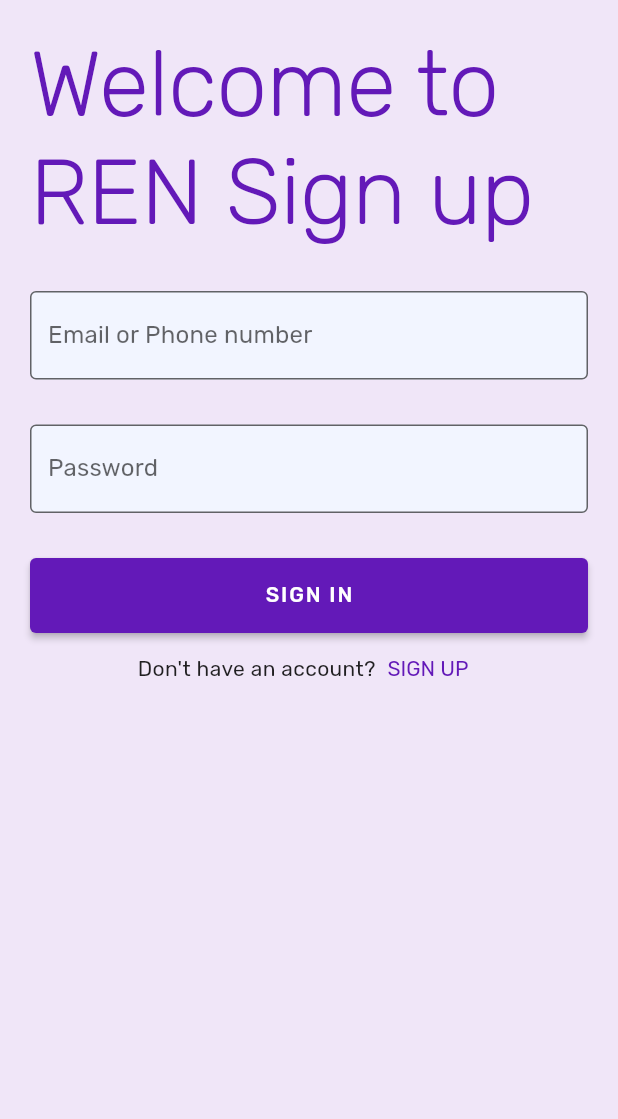
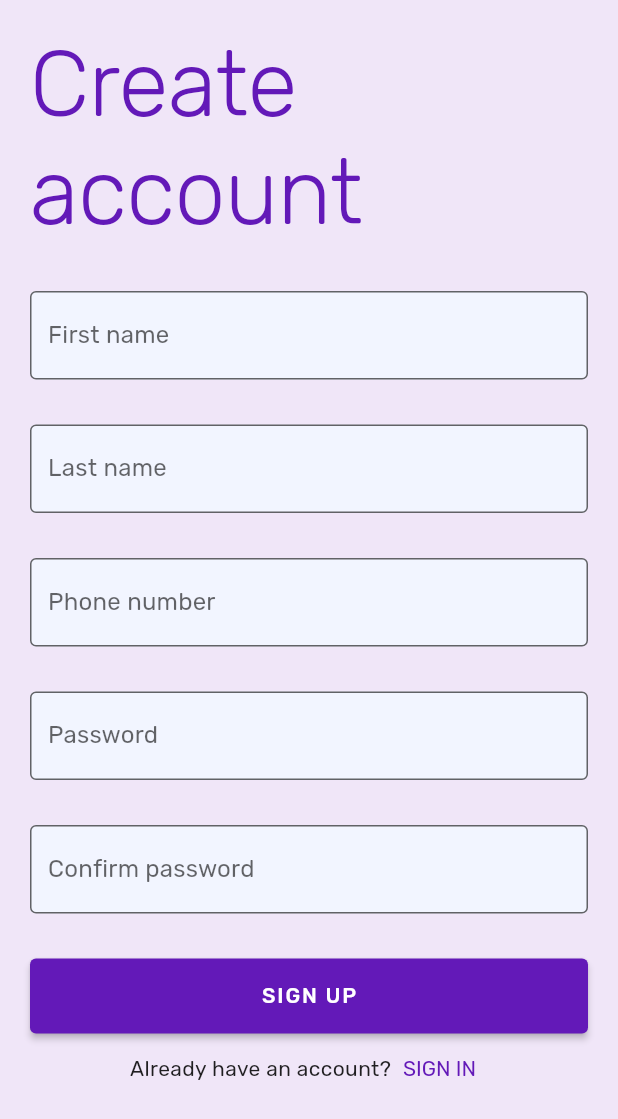
Before and after one commit to sharathr25/ren, a Flutter app: the screen it shows after launch, after a tap on "SIGN IN", after a tap on "SIGN UP", on a phone screen of 412 x 824 dp. Shown: the top 1119 px of the screen. Run offline on Flutter 3.47's test engine with Material 2 defaults, Android fonts, the phone set to English and light mode, and no system bars; our stand-ins replace auto_route, bloc, equatable, firebase_auth, firebase_core, flutter_bloc and 2 more; missing offline and left inert: firebase_auth_platform_interface; accounts and stored records are empty.

Commit message:
sign up flow

```diff
--- /dev/null
+++ b/lib/components/heading.dart
@@ -0,0 +1,20 @@
+import 'package:flutter/material.dart';
+
+class Heading extends StatelessWidget {
+  const Heading({Key? key, required this.text}) : super(key: key);
+
+  final String text;
+
+  @override
+  Widget build(BuildContext context) {
+    final Color primaryColor = Theme.of(context).primaryColor;
+
+    return Text(
+      text,
+      style: Theme.of(context)
+          .textTheme
+          .headline2
+          ?.merge(TextStyle(color: primaryColor)),
+    );
+  }
+}
--- a/lib/constants/constants.dart
+++ b/lib/constants/constants.dart
@@ -6,6 +6,8 @@ RegExp emailRegex = RegExp(
 RegExp phoneRegex = RegExp(r"(^(?:[+0]9)?[0-9]{10,12}$)");
 
 const Color primaryColor = Color(0xff6319b8);
+const double gapBetweenFormElements = 30.0;
+const double loadingIndicatorSize = 20.0;
 
 ThemeData themeData = ThemeData(
     primaryColor: primaryColor,
--- a/lib/cubits/sign_in_cubit/sign_in_cubit.dart
+++ b/lib/cubits/sign_in_cubit/sign_in_cubit.dart
@@ -9,8 +9,8 @@ class SignInCubit extends Cubit<SignInState> {
 
   final AuthenticationRepository _authenticationRepository;
 
-  void emailSaved(String value) {
-    emit(state.copyWith(email: value));
+  void phoneNumberSaved(String value) {
+    emit(state.copyWith(phoneNumber: value));
   }
 
   void passwordSaved(String value) {
@@ -19,11 +19,11 @@ class SignInCubit extends Cubit<SignInState> {
 
   Future<void> loginWithEmail() async {
     try {
-      String email = state.email;
+      String phoneNumber = state.phoneNumber;
       String password = state.password;
       emit(SignInLoading());
       await _authenticationRepository.logInWithEmailAndPassword(
-        email: email,
+        email: '$phoneNumber@ren.com',
         password: password,
       );
       emit(SignInDone());
--- a/lib/cubits/sign_in_cubit/sign_in_state.dart
+++ b/lib/cubits/sign_in_cubit/sign_in_state.dart
@@ -1,17 +1,18 @@
 part of 'sign_in_cubit.dart';
 
 class SignInState extends Equatable {
-  const SignInState({this.email = '', this.password = ''});
+  const SignInState({this.phoneNumber = '', this.password = ''});
 
-  final String email;
+  final String phoneNumber;
   final String password;
 
   @override
-  List<Object> get props => [email, password];
+  List<Object> get props => [phoneNumber, password];
 
-  SignInState copyWith({String? email, String? password}) {
+  SignInState copyWith({String? phoneNumber, String? password}) {
     return SignInState(
-        email: email ?? this.email, password: password ?? this.password);
+        phoneNumber: phoneNumber ?? this.phoneNumber,
+        password: password ?? this.password);
   }
 }
 
--- /dev/null
+++ b/lib/cubits/sign_up_cubit/sign_up_state.dart
@@ -0,0 +1,44 @@
+part of 'sign_up_cubit.dart';
+
+class SignUpState extends Equatable {
+  const SignUpState({
+    this.password = '',
+    this.phoneNumber = '',
+    this.firstName = '',
+    this.lastName = '',
+  });
+
+  final String firstName;
+  final String lastName;
+  final String password;
+  final String phoneNumber;
+
+  @override
+  List<Object> get props => [phoneNumber, password, firstName, lastName];
+
+  SignUpState copyWith(
+      {String? email,
+      String? password,
+      String? phoneNumber,
+      String? firstName,
+      String? lastName}) {
+    return SignUpState(
+        firstName: firstName ?? this.firstName,
+        lastName: lastName ?? this.lastName,
+        password: password ?? this.password,
+        phoneNumber: phoneNumber ?? this.phoneNumber);
+  }
+}
+
+class SignUpLoading extends SignUpState {}
+
+class SignUpDone extends SignUpState {}
+
+class SignUpError extends SignUpState {
+  const SignUpError(this.errorMessage);
+
+  final String errorMessage;
+
+  @override
+  List<Object> get props => [errorMessage];
+}
--- a/lib/models/user.dart
+++ b/lib/models/user.dart
@@ -8,7 +8,7 @@ import 'package:equatable/equatable.dart';
 class User extends Equatable {
   /// {@macro user}
   const User({
-    required this.id,
+    required this.fireBaseUserId,
     this.email,
     this.name,
     this.photo,
@@ -18,7 +18,7 @@ class User extends Equatable {
   final String? email;
 
   /// The current user's id.
-  final String id;
+  final String fireBaseUserId;
 
   /// The current user's name (display name).
   final String? name;
@@ -27,7 +27,7 @@ class User extends Equatable {
   final String? photo;
 
   /// Empty user which represents an unauthenticated user.
-  static const empty = User(id: '');
+  static const empty = User(fireBaseUserId: '');
 
   /// Convenience getter to determine whether the current user is empty.
   bool get isEmpty => this == User.empty;
@@ -36,5 +36,5 @@ class User extends Equatable {
   bool get isNotEmpty => this != User.empty;
 
   @override
-  List<Object?> get props => [email, id, name, photo];
+  List<Object?> get props => [email, fireBaseUserId, name, photo];
 }
--- a/lib/repos/auth_repository/auth_repository.dart
+++ b/lib/repos/auth_repository/auth_repository.dart
@@ -276,6 +276,7 @@ class AuthenticationRepository {
 
 extension on firebase_auth.User {
   User get toUser {
-    return User(id: uid, email: email, name: displayName, photo: photoURL);
+    return User(
+        fireBaseUserId: uid, email: email, name: displayName, photo: photoURL);
   }
 }
--- a/lib/screens/sign_in/sign_in_screen.dart
+++ b/lib/screens/sign_in/sign_in_screen.dart
@@ -1,6 +1,8 @@
 import 'package:auto_route/auto_route.dart';
 import 'package:flutter/material.dart';
 import 'package:flutter_bloc/flutter_bloc.dart';
+import 'package:ren/components/Heading.dart';
+import 'package:ren/constants/constants.dart';
 import 'package:ren/repos/auth_repository/auth_repository.dart';
 import 'package:ren/routes/routes.gr.dart';
 import 'package:ren/utils/validators.dart';
@@ -24,7 +26,9 @@ class _SignInScreenState extends State<SignInScreen> {
       child: Container(
         margin: const EdgeInsets.all(20.0),
         child: Column(children: [
-          const Heading(),
+          const Heading(
+            text: "Welocome to REN",
+          ),
           BlocProvider(
             create: (context) => SignInCubit(
                 RepositoryProvider.of<AuthenticationRepository>(context)),
@@ -44,29 +48,8 @@ class _SignInScreenState extends State<SignInScreen> {
   }
 }
 
-class Heading extends StatelessWidget {
-  const Heading({
-    Key? key,
-  }) : super(key: key);
-
-  @override
-  Widget build(BuildContext context) {
-    final Color primaryColor = Theme.of(context).primaryColor;
-
-    return Text(
-      'Welcome to REN',
-      style: Theme.of(context)
-          .textTheme
-          .headline2
-          ?.merge(TextStyle(color: primaryColor)),
-    );
-  }
-}
-
 class SignInForm extends StatelessWidget {
   final GlobalKey<FormState> _formKey = GlobalKey<FormState>();
-  final double gapBetweenFormElements = 30.0;
-  final double loadingIndicatorSize = 20.0;
 
   SignInForm({
     Key? key,
@@ -87,30 +70,30 @@ class SignInForm extends StatelessWidget {
           child: Column(
             crossAxisAlignment: CrossAxisAlignment.stretch,
             children: [
-              SizedBox(height: gapBetweenFormElements),
+              const SizedBox(height: gapBetweenFormElements),
               TextFormField(
                 decoration: const InputDecoration(
-                  label: Text("Email or Phone number*"),
+                  label: Text("Phone number"),
                 ),
                 onSaved: (value) {
-                  context.read<SignInCubit>().emailSaved(value!);
+                  context.read<SignInCubit>().phoneNumberSaved(value!);
                 },
-                validator: emailOrPhoneNumberValidator(_formKey),
+                validator: phoneNumberValidator(_formKey),
               ),
-              SizedBox(height: gapBetweenFormElements),
+              const SizedBox(height: gapBetweenFormElements),
               TextFormField(
                 obscureText: true,
                 enableSuggestions: false,
                 autocorrect: false,
                 decoration: const InputDecoration(
-                  label: Text("Password*"),
+                  label: Text("Password"),
                 ),
                 onSaved: (value) {
                   context.read<SignInCubit>().passwordSaved(value!);
                 },
                 validator: passwordValidator(_formKey),
               ),
-              SizedBox(height: gapBetweenFormElements),
+              const SizedBox(height: gapBetweenFormElements),
               ElevatedButton(
                   onPressed: () async {
                     if (state is SignInLoading) return;
@@ -120,10 +103,10 @@ class SignInForm extends StatelessWidget {
                     }
                   },
                   child: state is SignInLoading
-                      ? SizedBox(
+                      ? const SizedBox(
                           width: loadingIndicatorSize,
                           height: loadingIndicatorSize,
-                          child: const CircularProgressIndicator(
+                          child: CircularProgressIndicator(
                             color: Colors.white,
                             strokeWidth: 1,
                           ),
--- a/lib/screens/sign_up/sign_up_screen.dart
+++ b/lib/screens/sign_up/sign_up_screen.dart
@@ -1,4 +1,12 @@
+import 'package:auto_route/auto_route.dart';
 import 'package:flutter/material.dart';
+import 'package:flutter_bloc/flutter_bloc.dart';
+import 'package:ren/components/Heading.dart';
+import 'package:ren/constants/constants.dart';
+import 'package:ren/cubits/sign_up_cubit/sign_up_cubit.dart';
+import 'package:ren/repos/auth_repository/auth_repository.dart';
+import 'package:ren/routes/routes.gr.dart';
+import 'package:ren/utils/validators.dart';
 
 class SignUpScreen extends StatefulWidget {
   const SignUpScreen({Key? key}) : super(key: key);
@@ -8,36 +16,96 @@ class SignUpScreen extends StatefulWidget {
 }
 
 class _SignUpScreenState extends State<SignUpScreen> {
-  final _formKey = GlobalKey<FormState>();
+  @override
+  Widget build(BuildContext context) {
+    AutoRouter.of(context);
+    final StackRouter router = context.router;
+
+    return BlocProvider(
+      create: (context) =>
+          SignUpCubit(RepositoryProvider.of<AuthenticationRepository>(context)),
+      child: Scaffold(
+        body: SafeArea(
+          child: Container(
+            margin: const EdgeInsets.all(20.0),
+            child: SingleChildScrollView(
+              child: Column(
+                children: [
+                  const Heading(text: "Create account"),
+                  BlocListener<SignUpCubit, SignUpState>(
+                    listener: (context, state) {
+                      if (state is SignUpDone) {
+                        router.removeLast();
+                        router.replace(const MainHomeRoute());
+                      } else if (state is SignUpError) {
+                        print(state.errorMessage);
+                      }
+                    },
+                    child: SignUpForm(router: router),
+                  ),
+                ],
+              ),
+            ),
+          ),
+        ),
+      ),
+    );
+  }
+}
+
+class SignUpForm extends StatelessWidget {
+  const SignUpForm({
+    Key? key,
+    required this.router,
+  }) : super(key: key);
+
+  final StackRouter router;
 
   @override
   Widget build(BuildContext context) {
-    final primaryColor = Theme.of(context).primaryColor;
-    return Scaffold(
-        body: SafeArea(
-      child: Container(
-        margin: const EdgeInsets.all(20.0),
-        child: Column(children: [
-          Text(
-            'Welcome to REN Sign up',
-            style: Theme.of(context)
-                .textTheme
-                .headline2
-                ?.merge(TextStyle(color: primaryColor)),
-          ),
-          Form(
+    final _formKey = GlobalKey<FormState>();
+    final TextEditingController _pass = TextEditingController();
+
+    return BlocSelector<SignUpCubit, SignUpState, dynamic>(
+      selector: (state) {
+        return state;
+      },
+      builder: (context, state) {
+        final signUpCubit = context.read<SignUpCubit>();
+        return Form(
             key: _formKey,
             child: Column(
               crossAxisAlignment: CrossAxisAlignment.stretch,
               children: [
-                  const SizedBox(height: 30.0),
+                const SizedBox(height: gapBetweenFormElements),
                 TextFormField(
+                  validator: requiredValidator(_formKey, "First name required"),
+                  onSaved: (value) => signUpCubit.firstNameSaved(value!),
                   decoration: const InputDecoration(
-                      label: Text("Email or Phone number"),
+                    label: Text("First name"),
                   ),
                 ),
-                  const SizedBox(height: 30.0),
+                const SizedBox(height: gapBetweenFormElements),
                 TextFormField(
+                  validator: requiredValidator(_formKey, "Last name required"),
+                  onSaved: (value) => signUpCubit.lastNameSaved(value!),
+                  decoration: const InputDecoration(
+                    label: Text("Last name"),
+                  ),
+                ),
+                const SizedBox(height: gapBetweenFormElements),
+                TextFormField(
+                  validator: phoneNumberValidator(_formKey),
+                  onSaved: (value) => signUpCubit.phoneNumberSaved(value!),
+                  decoration: const InputDecoration(
+                    label: Text("Phone number"),
+                  ),
+                ),
+                const SizedBox(height: gapBetweenFormElements),
+                TextFormField(
+                  onChanged: (value) => signUpCubit.passwordSaved(value),
+                  validator: passwordValidator(_formKey),
+                  controller: _pass,
                   obscureText: true,
                   enableSuggestions: false,
                   autocorrect: false,
@@ -45,22 +113,51 @@ class _SignUpScreenState extends State<SignUpScreen> {
                     label: Text("Password"),
                   ),
                 ),
-                  const SizedBox(height: 30.0),
+                const SizedBox(height: gapBetweenFormElements),
+                TextFormField(
+                  validator: confirmPasswordValidator(_formKey, state.password),
+                  obscureText: true,
+                  enableSuggestions: false,
+                  autocorrect: false,
+                  decoration: const InputDecoration(
+                    label: Text("Confirm password"),
+                  ),
+                ),
+                const SizedBox(height: gapBetweenFormElements),
                 ElevatedButton(
-                    onPressed: () {},
-                    child: const Text("SIGN IN"),
+                  onPressed: () async {
+                    if (state is SignUpLoading) return;
+                    if (_formKey.currentState!.validate()) {
+                      _formKey.currentState!.save();
+                      signUpCubit.signUp();
+                    }
+                  },
+                  child: state is SignUpLoading
+                      ? const SizedBox(
+                          width: loadingIndicatorSize,
+                          height: loadingIndicatorSize,
+                          child: CircularProgressIndicator(
+                            color: Colors.white,
+                            strokeWidth: 1,
+                          ),
+                        )
+                      : const Text("SIGN UP"),
                 ),
                 Row(
                   mainAxisAlignment: MainAxisAlignment.center,
                   children: [
-                      const Text("Don't have an account?"),
-                      TextButton(onPressed: () {}, child: const Text("SIGN UP"))
+                    const Text("Already have an account?"),
+                    TextButton(
+                        onPressed: () {
+                          if (state is SignUpLoading) return;
+                          router.push(const SignInRoute());
+                        },
+                        child: const Text("SIGN IN"))
                   ],
                 )
               ],
-              ))
-        ]),
-      ),
             ));
+      },
+    );
   }
 }
--- a/lib/utils/validators.dart
+++ b/lib/utils/validators.dart
@@ -1,17 +1,25 @@
 import 'package:flutter/material.dart';
 import 'package:ren/constants/constants.dart';
 
-String? Function(String?)? emailOrPhoneNumberValidator(
-    GlobalKey<FormState> formKey) {
+String? Function(String?)? emailValidator(GlobalKey<FormState> formKey) {
+  return (value) {
+    if (value != null && value.isNotEmpty && !emailRegex.hasMatch(value)) {
+      return "Invalid email";
+    }
+    formKey.currentState!.save();
+    return null;
+  };
+}
+
+String? Function(String?)? phoneNumberValidator(GlobalKey<FormState> formKey) {
   return (value) {
     if (value == null || value.isEmpty) {
-      return "Email or Phone number is required";
-    } else if (phoneRegex.hasMatch(value) || emailRegex.hasMatch(value)) {
-      formKey.currentState!.save();
-      return null;
-    } else {
-      return "Email or Phone number is invalid";
+      return "Phone number is required";
+    } else if (!phoneRegex.hasMatch(value)) {
+      return "Invalid phone number";
     }
+    formKey.currentState!.save();
+    return null;
   };
 }
 
@@ -26,3 +34,29 @@ String? Function(String?)? passwordValidator(GlobalKey<FormState> formKey) {
     return null;
   };
 }
+
+String? Function(String?)? confirmPasswordValidator(
+    GlobalKey<FormState> formKey, String password) {
+  return (value) {
+    if (value == null || value.isEmpty) {
+      return "Password is required";
+    } else if (value.length < 6) {
+      return "Password should be atlease 6 characters";
+    } else if (value != password) {
+      return "Password and confirm password mismatch";
+    }
+    formKey.currentState!.save();
+    return null;
+  };
+}
+
+String? Function(String?)? requiredValidator(
+    GlobalKey<FormState> formKey, String msg) {
+  return (value) {
+    if (value == null || value.isEmpty) {
+      return msg;
+    }
+    formKey.currentState!.save();
+    return null;
+  };
+}
```
Also changed, not shown: lib/cubits/sign_up_cubit/sign_up_cubit.dart (added, +52 -0 lines). Lines whose indentation alone changed are shown as unchanged.
